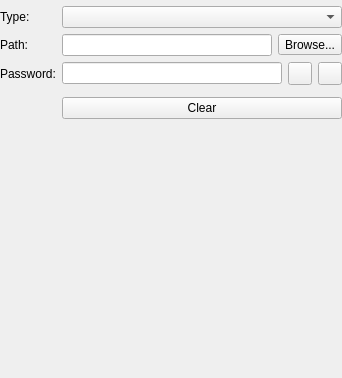
The window that src/keeshare/group/EditGroupWidgetKeeShare.ui (keepassxreboot/keepassxc) describes before a commit, drawn with Qt 5.
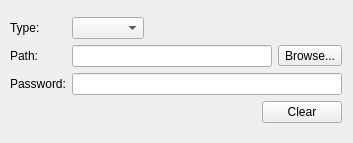
The same window after the commit. Custom widgets are drawn as their Qt base class.

Commit message:
Remove inline password generator when editing entries
* Always use a pop-up generator to avoid cluttering the user interface and making it clear that a password is being created

Patch:
```diff
--- a/src/keeshare/group/EditGroupWidgetKeeShare.ui
+++ b/src/keeshare/group/EditGroupWidgetKeeShare.ui
@@ -6,56 +6,62 @@
    <rect>
     <x>0</x>
     <y>0</y>
-    <width>342</width>
-    <height>378</height>
+    <width>344</width>
+    <height>143</height>
    </rect>
   </property>
-  <property name="windowTitle">
-   <string>Form</string>
-  </property>
   <layout class="QVBoxLayout" name="verticalLayout">
    <property name="leftMargin">
-    <number>0</number>
-   </property>
-   <property name="topMargin">
-    <number>0</number>
-   </property>
-   <property name="rightMargin">
-    <number>0</number>
-   </property>
-   <property name="bottomMargin">
-    <number>0</number>
+    <number>10</number>
    </property>
    <item>
     <widget class="MessageWidget" name="messageWidget" native="true"/>
    </item>
    <item>
     <layout class="QFormLayout" name="formLayout">
-     <item row="2" column="0">
+     <item row="0" column="0">
       <widget class="QLabel" name="typeLabel">
        <property name="text">
         <string>Type:</string>
        </property>
       </widget>
      </item>
-     <item row="2" column="1">
+     <item row="0" column="1">
       <widget class="QComboBox" name="typeComboBox">
+       <property name="sizePolicy">
+        <sizepolicy hsizetype="Fixed" vsizetype="Fixed">
+         <horstretch>0</horstretch>
+         <verstretch>0</verstretch>
+        </sizepolicy>
+       </property>
        <property name="accessibleName">
         <string>Sharing mode field</string>
        </property>
       </widget>
      </item>
-     <item row="3" column="0">
+     <item row="1" column="0">
       <widget class="QLabel" name="pathLabel">
        <property name="text">
         <string>Path:</string>
        </property>
       </widget>
      </item>
-     <item row="3" column="1">
+     <item row="1" column="1">
       <layout class="QHBoxLayout" name="pathLayout">
        <item>
         <widget class="QLineEdit" name="pathEdit">
+         <property name="sizePolicy">
+          <sizepolicy hsizetype="MinimumExpanding" vsizetype="Fixed">
+           <horstretch>0</horstretch>
+           <verstretch>0</verstretch>
+          </sizepolicy>
+         </property>
+         <property name="minimumSize">
+          <size>
+           <width>200</width>
+           <height>0</height>
+          </size>
+         </property>
          <property name="accessibleName">
           <string>Path to share file field</string>
          </property>
@@ -73,17 +79,27 @@
        </item>
       </layout>
      </item>
-     <item row="4" column="0">
+     <item row="2" column="0">
       <widget class="QLabel" name="passwordLabel">
        <property name="text">
         <string>Password:</string>
        </property>
       </widget>
      </item>
-     <item row="4" column="1">
-      <layout class="QHBoxLayout" name="passwordLayout">
-       <item>
+     <item row="2" column="1">
         <widget class="PasswordEdit" name="passwordEdit">
+       <property name="sizePolicy">
+        <sizepolicy hsizetype="MinimumExpanding" vsizetype="Fixed">
+         <horstretch>0</horstretch>
+         <verstretch>0</verstretch>
+        </sizepolicy>
+       </property>
+       <property name="minimumSize">
+        <size>
+         <width>200</width>
+         <height>0</height>
+        </size>
+       </property>
          <property name="accessibleName">
           <string>Password field</string>
          </property>
@@ -92,33 +108,29 @@
          </property>
         </widget>
        </item>
+     <item row="3" column="1">
+      <layout class="QHBoxLayout" name="horizontalLayout">
        <item>
-        <widget class="QToolButton" name="togglePasswordButton">
-         <property name="accessibleName">
-          <string>Toggle password visibility</string>
+        <spacer name="horizontalSpacer">
+         <property name="orientation">
+          <enum>Qt::Horizontal</enum>
          </property>
-         <property name="checkable">
-          <bool>true</bool>
+         <property name="sizeHint" stdset="0">
+          <size>
+           <width>40</width>
+           <height>20</height>
+          </size>
          </property>
-        </widget>
+        </spacer>
        </item>
        <item>
-        <widget class="QToolButton" name="togglePasswordGeneratorButton">
-         <property name="accessibleName">
-          <string>Toggle password generator</string>
-         </property>
-         <property name="checkable">
-          <bool>true</bool>
-         </property>
-        </widget>
-       </item>
-      </layout>
-     </item>
-     <item row="5" column="1">
-      <widget class="PasswordGeneratorWidget" name="passwordGenerator" native="true"/>
-     </item>
-     <item row="6" column="1">
       <widget class="QPushButton" name="clearButton">
+         <property name="sizePolicy">
+          <sizepolicy hsizetype="Fixed" vsizetype="Fixed">
+           <horstretch>0</horstretch>
+           <verstretch>0</verstretch>
+          </sizepolicy>
+         </property>
        <property name="accessibleName">
         <string>Clear fields</string>
        </property>
@@ -129,6 +141,8 @@
      </item>
     </layout>
    </item>
+    </layout>
+   </item>
    <item>
     <spacer name="verticalSpacer">
      <property name="orientation">
@@ -145,12 +159,6 @@
   </layout>
  </widget>
  <customwidgets>
-  <customwidget>
-   <class>PasswordGeneratorWidget</class>
-   <extends>QWidget</extends>
-   <header>gui/PasswordGeneratorWidget.h</header>
-   <container>1</container>
-  </customwidget>
   <customwidget>
    <class>PasswordEdit</class>
    <extends>QLineEdit</extends>
```
Lines whose indentation alone changed are shown as unchanged. The commit also changes 11 other files.
